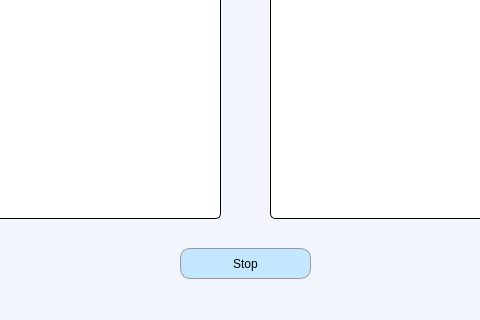
Qt form keystroke.ui (hdkhang6803/PC_Remote_Control) before a commit; both pictures show x 200 to 680 and y 252 to 572 of the 902 by 572 pixel window.
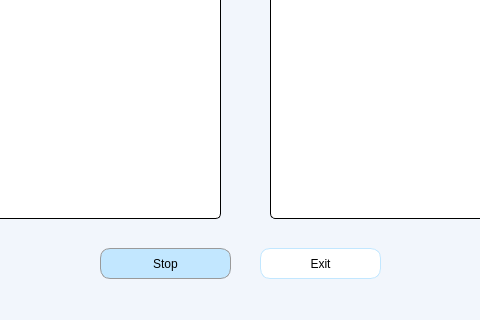
The same form after that commit.

Commit message: right before adding exit button

```diff
--- a/keystroke.ui
+++ b/keystroke.ui
@@ -112,7 +112,7 @@
   <widget class="QPushButton" name="startButton">
    <property name="geometry">
     <rect>
-     <x>380</x>
+     <x>300</x>
      <y>500</y>
      <width>131</width>
      <height>31</height>
@@ -131,6 +131,26 @@
     <string>Stop</string>
    </property>
   </widget>
+  <widget class="QPushButton" name="exitButton">
+   <property name="geometry">
+    <rect>
+     <x>460</x>
+     <y>500</y>
+     <width>121</width>
+     <height>31</height>
+    </rect>
+   </property>
+   <property name="styleSheet">
+    <string notr="true">font: 600 10pt &quot;UTM Avo&quot;;
+border: 1px solid rgb(194, 231, 255);
+background-color: #ffffff;
+border-radius: 10px;
+</string>
+   </property>
+   <property name="text">
+    <string>Exit</string>
+   </property>
+  </widget>
  </widget>
  <resources/>
  <connections/>
```
The commit also changes 26 other files.
